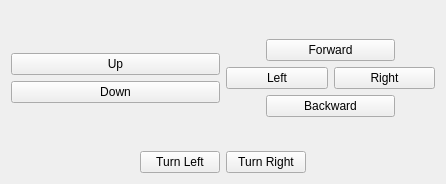
This is QT/myo-drone/gui/ControlWindow.ui in ADCSP/DrohnenSteuerung as Qt 5 draws it before an edit. The edited form follows.
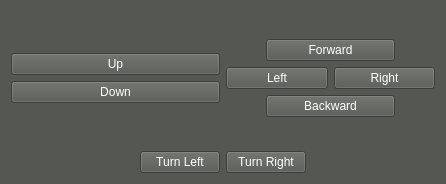
This is the edited form.

```diff
--- a/QT/myo-drone/gui/ControlWindow.ui
+++ b/QT/myo-drone/gui/ControlWindow.ui
@@ -16,6 +16,421 @@
     <height>241</height>
    </size>
   </property>
+  <property name="palette">
+   <palette>
+    <active>
+     <colorrole role="WindowText">
+      <brush brushstyle="SolidPattern">
+       <color alpha="255">
+        <red>255</red>
+        <green>255</green>
+        <blue>255</blue>
+       </color>
+      </brush>
+     </colorrole>
+     <colorrole role="Button">
+      <brush brushstyle="SolidPattern">
+       <color alpha="255">
+        <red>85</red>
+        <green>87</green>
+        <blue>83</blue>
+       </color>
+      </brush>
+     </colorrole>
+     <colorrole role="Light">
+      <brush brushstyle="SolidPattern">
+       <color alpha="255">
+        <red>127</red>
+        <green>131</green>
+        <blue>124</blue>
+       </color>
+      </brush>
+     </colorrole>
+     <colorrole role="Midlight">
+      <brush brushstyle="SolidPattern">
+       <color alpha="255">
+        <red>106</red>
+        <green>109</green>
+        <blue>103</blue>
+       </color>
+      </brush>
+     </colorrole>
+     <colorrole role="Dark">
+      <brush brushstyle="SolidPattern">
+       <color alpha="255">
+        <red>42</red>
+        <green>43</green>
+        <blue>41</blue>
+       </color>
+      </brush>
+     </colorrole>
+     <colorrole role="Mid">
+      <brush brushstyle="SolidPattern">
+       <color alpha="255">
+        <red>56</red>
+        <green>58</green>
+        <blue>55</blue>
+       </color>
+      </brush>
+     </colorrole>
+     <colorrole role="Text">
+      <brush brushstyle="SolidPattern">
+       <color alpha="255">
+        <red>255</red>
+        <green>255</green>
+        <blue>255</blue>
+       </color>
+      </brush>
+     </colorrole>
+     <colorrole role="BrightText">
+      <brush brushstyle="SolidPattern">
+       <color alpha="255">
+        <red>255</red>
+        <green>255</green>
+        <blue>255</blue>
+       </color>
+      </brush>
+     </colorrole>
+     <colorrole role="ButtonText">
+      <brush brushstyle="SolidPattern">
+       <color alpha="255">
+        <red>255</red>
+        <green>255</green>
+        <blue>255</blue>
+       </color>
+      </brush>
+     </colorrole>
+     <colorrole role="Base">
+      <brush brushstyle="SolidPattern">
+       <color alpha="255">
+        <red>0</red>
+        <green>0</green>
+        <blue>0</blue>
+       </color>
+      </brush>
+     </colorrole>
+     <colorrole role="Window">
+      <brush brushstyle="SolidPattern">
+       <color alpha="255">
+        <red>85</red>
+        <green>87</green>
+        <blue>83</blue>
+       </color>
+      </brush>
+     </colorrole>
+     <colorrole role="Shadow">
+      <brush brushstyle="SolidPattern">
+       <color alpha="255">
+        <red>0</red>
+        <green>0</green>
+        <blue>0</blue>
+       </color>
+      </brush>
+     </colorrole>
+     <colorrole role="AlternateBase">
+      <brush brushstyle="SolidPattern">
+       <color alpha="255">
+        <red>42</red>
+        <green>43</green>
+        <blue>41</blue>
+       </color>
+      </brush>
+     </colorrole>
+     <colorrole role="ToolTipBase">
+      <brush brushstyle="SolidPattern">
+       <color alpha="255">
+        <red>255</red>
+        <green>255</green>
+        <blue>220</blue>
+       </color>
+      </brush>
+     </colorrole>
+     <colorrole role="ToolTipText">
+      <brush brushstyle="SolidPattern">
+       <color alpha="255">
+        <red>0</red>
+        <green>0</green>
+        <blue>0</blue>
+       </color>
+      </brush>
+     </colorrole>
+    </active>
+    <inactive>
+     <colorrole role="WindowText">
+      <brush brushstyle="SolidPattern">
+       <color alpha="255">
+        <red>255</red>
+        <green>255</green>
+        <blue>255</blue>
+       </color>
+      </brush>
+     </colorrole>
+     <colorrole role="Button">
+      <brush brushstyle="SolidPattern">
+       <color alpha="255">
+        <red>85</red>
+        <green>87</green>
+        <blue>83</blue>
+       </color>
+      </brush>
+     </colorrole>
+     <colorrole role="Light">
+      <brush brushstyle="SolidPattern">
+       <color alpha="255">
+        <red>127</red>
+        <green>131</green>
+        <blue>124</blue>
+       </color>
+      </brush>
+     </colorrole>
+     <colorrole role="Midlight">
+      <brush brushstyle="SolidPattern">
+       <color alpha="255">
+        <red>106</red>
+        <green>109</green>
+        <blue>103</blue>
+       </color>
+      </brush>
+     </colorrole>
+     <colorrole role="Dark">
+      <brush brushstyle="SolidPattern">
+       <color alpha="255">
+        <red>42</red>
+        <green>43</green>
+        <blue>41</blue>
+       </color>
+      </brush>
+     </colorrole>
+     <colorrole role="Mid">
+      <brush brushstyle="SolidPattern">
+       <color alpha="255">
+        <red>56</red>
+        <green>58</green>
+        <blue>55</blue>
+       </color>
+      </brush>
+     </colorrole>
+     <colorrole role="Text">
+      <brush brushstyle="SolidPattern">
+       <color alpha="255">
+        <red>255</red>
+        <green>255</green>
+        <blue>255</blue>
+       </color>
+      </brush>
+     </colorrole>
+     <colorrole role="BrightText">
+      <brush brushstyle="SolidPattern">
+       <color alpha="255">
+        <red>255</red>
+        <green>255</green>
+        <blue>255</blue>
+       </color>
+      </brush>
+     </colorrole>
+     <colorrole role="ButtonText">
+      <brush brushstyle="SolidPattern">
+       <color alpha="255">
+        <red>255</red>
+        <green>255</green>
+        <blue>255</blue>
+       </color>
+      </brush>
+     </colorrole>
+     <colorrole role="Base">
+      <brush brushstyle="SolidPattern">
+       <color alpha="255">
+        <red>0</red>
+        <green>0</green>
+        <blue>0</blue>
+       </color>
+      </brush>
+     </colorrole>
+     <colorrole role="Window">
+      <brush brushstyle="SolidPattern">
+       <color alpha="255">
+        <red>85</red>
+        <green>87</green>
+        <blue>83</blue>
+       </color>
+      </brush>
+     </colorrole>
+     <colorrole role="Shadow">
+      <brush brushstyle="SolidPattern">
+       <color alpha="255">
+        <red>0</red>
+        <green>0</green>
+        <blue>0</blue>
+       </color>
+      </brush>
+     </colorrole>
+     <colorrole role="AlternateBase">
+      <brush brushstyle="SolidPattern">
+       <color alpha="255">
+        <red>42</red>
+        <green>43</green>
+        <blue>41</blue>
+       </color>
+      </brush>
+     </colorrole>
+     <colorrole role="ToolTipBase">
+      <brush brushstyle="SolidPattern">
+       <color alpha="255">
+        <red>255</red>
+        <green>255</green>
+        <blue>220</blue>
+       </color>
+      </brush>
+     </colorrole>
+     <colorrole role="ToolTipText">
+      <brush brushstyle="SolidPattern">
+       <color alpha="255">
+        <red>0</red>
+        <green>0</green>
+        <blue>0</blue>
+       </color>
+      </brush>
+     </colorrole>
+    </inactive>
+    <disabled>
+     <colorrole role="WindowText">
+      <brush brushstyle="SolidPattern">
+       <color alpha="255">
+        <red>42</red>
+        <green>43</green>
+        <blue>41</blue>
+       </color>
+      </brush>
+     </colorrole>
+     <colorrole role="Button">
+      <brush brushstyle="SolidPattern">
+       <color alpha="255">
+        <red>85</red>
+        <green>87</green>
+        <blue>83</blue>
+       </color>
+      </brush>
+     </colorrole>
+     <colorrole role="Light">
+      <brush brushstyle="SolidPattern">
+       <color alpha="255">
+        <red>127</red>
+        <green>131</green>
+        <blue>124</blue>
+       </color>
+      </brush>
+     </colorrole>
+     <colorrole role="Midlight">
+      <brush brushstyle="SolidPattern">
+       <color alpha="255">
+        <red>106</red>
+        <green>109</green>
+        <blue>103</blue>
+       </color>
+      </brush>
+     </colorrole>
+     <colorrole role="Dark">
+      <brush brushstyle="SolidPattern">
+       <color alpha="255">
+        <red>42</red>
+        <green>43</green>
+        <blue>41</blue>
+       </color>
+      </brush>
+     </colorrole>
+     <colorrole role="Mid">
+      <brush brushstyle="SolidPattern">
+       <color alpha="255">
+        <red>56</red>
+        <green>58</green>
+        <blue>55</blue>
+       </color>
+      </brush>
+     </colorrole>
+     <colorrole role="Text">
+      <brush brushstyle="SolidPattern">
+       <color alpha="255">
+        <red>42</red>
+        <green>43</green>
+        <blue>41</blue>
+       </color>
+      </brush>
+     </colorrole>
+     <colorrole role="BrightText">
+      <brush brushstyle="SolidPattern">
+       <color alpha="255">
+        <red>255</red>
+        <green>255</green>
+        <blue>255</blue>
+       </color>
+      </brush>
+     </colorrole>
+     <colorrole role="ButtonText">
+      <brush brushstyle="SolidPattern">
+       <color alpha="255">
+        <red>42</red>
+        <green>43</green>
+        <blue>41</blue>
+       </color>
+      </brush>
+     </colorrole>
+     <colorrole role="Base">
+      <brush brushstyle="SolidPattern">
+       <color alpha="255">
+        <red>85</red>
+        <green>87</green>
+        <blue>83</blue>
+       </color>
+      </brush>
+     </colorrole>
+     <colorrole role="Window">
+      <brush brushstyle="SolidPattern">
+       <color alpha="255">
+        <red>85</red>
+        <green>87</green>
+        <blue>83</blue>
+       </color>
+      </brush>
+     </colorrole>
+     <colorrole role="Shadow">
+      <brush brushstyle="SolidPattern">
+       <color alpha="255">
+        <red>0</red>
+        <green>0</green>
+        <blue>0</blue>
+       </color>
+      </brush>
+     </colorrole>
+     <colorrole role="AlternateBase">
+      <brush brushstyle="SolidPattern">
+       <color alpha="255">
+        <red>85</red>
+        <green>87</green>
+        <blue>83</blue>
+       </color>
+      </brush>
+     </colorrole>
+     <colorrole role="ToolTipBase">
+      <brush brushstyle="SolidPattern">
+       <color alpha="255">
+        <red>255</red>
+        <green>255</green>
+        <blue>220</blue>
+       </color>
+      </brush>
+     </colorrole>
+     <colorrole role="ToolTipText">
+      <brush brushstyle="SolidPattern">
+       <color alpha="255">
+        <red>0</red>
+        <green>0</green>
+        <blue>0</blue>
+       </color>
+      </brush>
+     </colorrole>
+    </disabled>
+   </palette>
+  </property>
   <property name="windowTitle">
    <string>Manual Control</string>
   </property>
```
